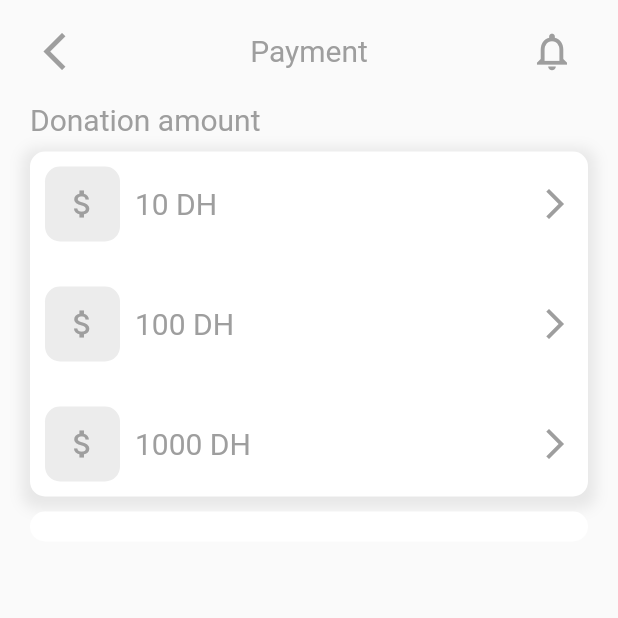
After one commit to KhadijaMakkaoui/MaDon, a Flutter app: the Payment screen opened directly, on a phone screen of 412 x 824 dp, the top half of it. The commit adds this screen. Run offline on Flutter 3.47's test engine with Material 2 defaults, Android fonts, the phone set to English and light mode, and no system bars; network calls fail.

Commit message:
meke donation amounts clickable

```diff
--- a/front_end/lib/screens/Details.dart
+++ b/front_end/lib/screens/Details.dart
@@ -1,5 +1,6 @@
 import 'package:flutter/material.dart';
 import 'package:front_end/constants/colors.dart';
+import 'package:front_end/screens/payment.dart';
 
 class Details extends StatefulWidget {
   const Details({Key? key}) : super(key: key);
@@ -160,7 +161,7 @@ class _DetailsState extends State<Details> {
                           onPressed: () {
                             Navigator.push(
                               context,
-                              MaterialPageRoute(builder: (context) => Details()),
+                              MaterialPageRoute(builder: (context) => Payment()),
                             );
                           },
                           style: ElevatedButton.styleFrom(
--- /dev/null
+++ b/front_end/lib/screens/payment.dart
@@ -0,0 +1,227 @@
+import 'package:flutter/material.dart';
+
+class Payment extends StatefulWidget {
+  const Payment({Key? key}) : super(key: key);
+
+  @override
+  State<Payment> createState() => _PaymentState();
+}
+
+class _PaymentState extends State<Payment> {
+  @override
+  Widget build(BuildContext context) {
+    return Scaffold(
+      body: SingleChildScrollView(
+        child: Column(
+          children: [
+            Container(
+              margin: EdgeInsets.only(top: 10),
+              padding: EdgeInsets.symmetric(horizontal: 20),
+              child: Row(
+                mainAxisAlignment: MainAxisAlignment.spaceBetween,
+                children: [
+                  IconButton(
+                      onPressed: () {
+                        Navigator.pop(context);
+                      },
+                      icon: Icon(
+                        Icons.arrow_back_ios,
+                        color: Colors.grey,
+                        size: 30,
+                      )),
+                  Text(
+                    'Payment',
+                    style: TextStyle(
+                      color: Colors.grey,
+                      fontSize: 20,
+                    ),
+                  ),
+                  IconButton(
+                      onPressed: () {},
+                      icon: Icon(
+                        Icons.notifications_none_outlined,
+                        color: Colors.grey,
+                        size: 30,
+                      )),
+                ],
+              ),
+            ),
+            SizedBox(
+              height: 10,
+            ),
+            Container(
+              margin: EdgeInsets.symmetric(horizontal: 20),
+              child: Column(
+                crossAxisAlignment: CrossAxisAlignment.start,
+                children: [
+                  Text(
+                    'Donation amount',
+                    style: TextStyle(
+                      color: Colors.grey,
+                      fontSize: 20,
+                    ),
+                  ),
+                  SizedBox(
+                    height: 10,
+                  ),
+                  Container(
+                    padding: EdgeInsets.all(10),
+                    decoration: BoxDecoration(
+                      color: Colors.white,
+                      borderRadius: BorderRadius.circular(10),
+                      boxShadow: [
+                        BoxShadow(
+                          color: Colors.grey.withOpacity(0.2),
+                          spreadRadius: 5,
+                          blurRadius: 7,
+                          offset: Offset(0, 3),
+                        ),
+                      ],
+                    ),
+                    child: Column(
+                      children: [
+                        GestureDetector(
+                          onTap: () {
+                          },
+                          child: Row(
+                            mainAxisAlignment: MainAxisAlignment.spaceBetween,
+                            children: [
+                              Row(
+                                children: [
+                                  Container(
+                                    height: 50,
+                                    width: 50,
+                                    decoration: BoxDecoration(
+                                      color: Colors.grey.withOpacity(0.2),
+                                      borderRadius: BorderRadius.circular(10),
+                                    ),
+                                    child: Icon(
+                                      Icons.attach_money,
+                                      color: Colors.grey,
+                                    ),
+                                  ),
+                                  SizedBox(
+                                    width: 10,
+                                  ),
+                                  Text(
+                                    '10 DH',
+                                    style: TextStyle(
+                                      color: Colors.grey,
+                                      fontSize: 20,
+                                    ),
+                                  ),
+                                ],
+                              ),
+                              Icon(
+                                Icons.arrow_forward_ios,
+                                color: Colors.grey,
+                              ),
+                            ],
+                          ),
+                        ),
+                        SizedBox(
+                          height: 30,
+                        ),
+                        GestureDetector(
+                          onTap: () {},
+                          child: Row(
+                            mainAxisAlignment: MainAxisAlignment.spaceBetween,
+                            children: [
+                              Row(
+                                children: [
+                                  Container(
+                                    height: 50,
+                                    width: 50,
+                                    decoration: BoxDecoration(
+                                      color: Colors.grey.withOpacity(0.2),
+                                      borderRadius: BorderRadius.circular(10),
+                                    ),
+                                    child: Icon(
+                                      Icons.attach_money,
+                                      color: Colors.grey,
+                                    ),
+                                  ),
+                                  SizedBox(
+                                    width: 10,
+                                  ),
+                                  Text(
+                                    '100 DH',
+                                    style: TextStyle(
+                                      color: Colors.grey,
+                                      fontSize: 20,
+                                    ),
+                                  ),
+                                ],
+                              ),
+                              Icon(
+                                Icons.arrow_forward_ios,
+                                color: Colors.grey,
+                              ),
+                            ],
+                          ),
+                        ),
+                        SizedBox(
+                          height: 30,
+                        ),
+                        GestureDetector(
+                          onTap: () {},
+                          child: Row(
+                            mainAxisAlignment: MainAxisAlignment.spaceBetween,
+                            children: [
+                              Row(
+                                children: [
+                                  Container(
+                                    height: 50,
+                                    width: 50,
+                                    decoration: BoxDecoration(
+                                      color: Colors.grey.withOpacity(0.2),
+                                      borderRadius: BorderRadius.circular(10),
+                                    ),
+                                    child: Icon(
+                                      Icons.attach_money,
+                                      color: Colors.grey,
+                                    ),
+                                  ),
+                                  SizedBox(
+                                    width: 10,
+                                  ),
+                                  Text(
+                                    '1000 DH',
+                                    style: TextStyle(
+                                      color: Colors.grey,
+                                      fontSize: 20,
+                                    ),
+                                  ),
+                                ],
+                              ),
+                              Icon(
+                                Icons.arrow_forward_ios,
+                                color: Colors.grey,
+                              ),
+                            ],
+                          ),
+                        ),
+                      ],
+                    ),
+                  ),
+                  SizedBox(
+                    height: 10,
+                  ),
+                  Container(
+                    padding: EdgeInsets.all(10),
+                    decoration: BoxDecoration(
+                      color: Colors.white,
+                      borderRadius: BorderRadius.circular(10),
+        ),
+    )
+              ]
+            )
+        )
+    ]
+    ),
+      )
+    );
+
+
+  }
+}
```
